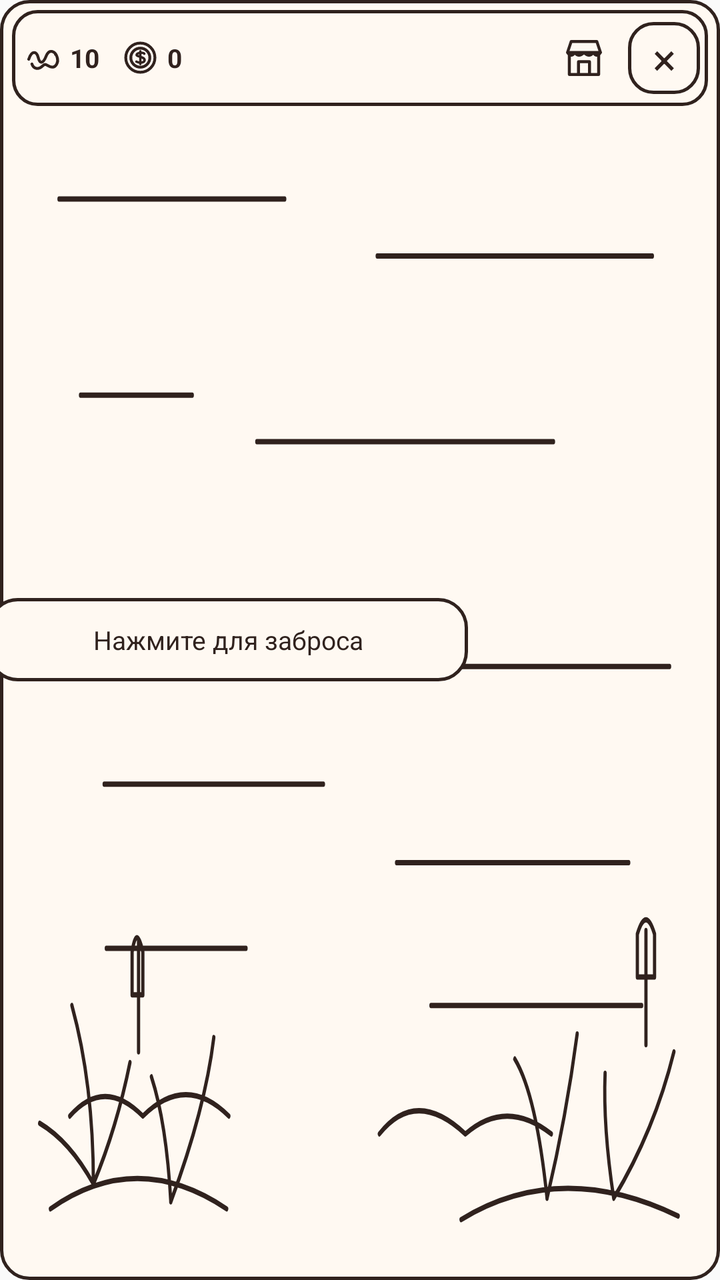
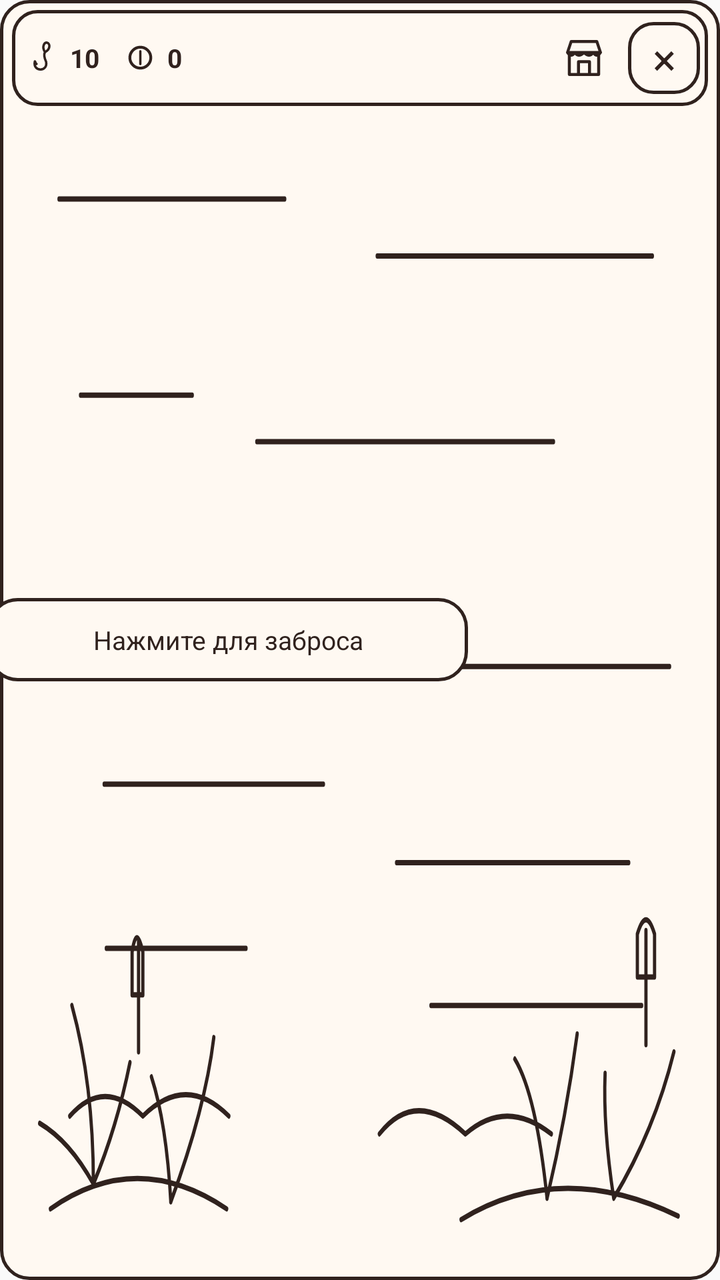

Two renders of the same Android screen: before a commit and after it. Below are the layout's source before the change and the commit's diff.
<!-- AndroidManifest.xml: application theme android:Theme.Material.Light.NoActionBar -->
<!-- res/layout/view_chteico_fishing.xml -->
<?xml version="1.0" encoding="utf-8"?>
<FrameLayout xmlns:android="http://schemas.android.com/apk/res/android"
 android:id="@+id/fishing_root" android:layout_width="match_parent" android:layout_height="match_parent"
 android:background="@drawable/bg_fishing_stage" android:clipChildren="false" android:clipToPadding="false">
 
 <ImageView android:id="@+id/fishing_pond" android:layout_width="match_parent" android:layout_height="match_parent"
  android:layout_marginLeft="8dp" android:layout_marginRight="8dp" android:layout_marginTop="62dp" android:layout_marginBottom="7dp"
  android:scaleType="fitXY" android:src="@drawable/ic_fishing_pond" android:contentDescription="Контурный водоём"/>
 <LinearLayout android:id="@+id/fishing_toolbar" android:layout_width="match_parent" android:layout_height="48dp"
  android:layout_gravity="top" android:layout_marginLeft="6dp" android:layout_marginRight="6dp"
  android:layout_marginTop="5dp" android:gravity="center_vertical" android:paddingLeft="6dp" android:paddingRight="4dp"
  android:orientation="horizontal" android:background="@drawable/bg_fishing_outline">
  <ImageView android:id="@+id/fishing_bait_icon" android:layout_width="19dp" android:layout_height="19dp"
   android:src="@drawable/ic_fishing_bait_counter" android:contentDescription="Наживки"/>
  <TextView android:id="@+id/fishing_hud" android:layout_width="wrap_content" android:layout_height="match_parent"
   android:layout_marginLeft="4dp" android:gravity="center_vertical" android:textSize="13sp" android:textStyle="bold"
   android:textColor="#30221E" android:text="10" android:contentDescription="Количество наживок"/>
  <ImageView android:id="@+id/fishing_gold_icon" android:layout_width="19dp" android:layout_height="19dp"
   android:layout_marginLeft="11dp" android:src="@drawable/ic_fishing_gold_counter" android:contentDescription="Золото"/>
  <TextView android:id="@+id/fishing_gold_count" android:layout_width="wrap_content" android:layout_height="match_parent"
   android:layout_marginLeft="4dp" android:gravity="center_vertical" android:textSize="13sp" android:textStyle="bold"
   android:textColor="#30221E" android:text="0" android:contentDescription="Количество золота"/>
  <View android:layout_width="0dp" android:layout_height="1dp" android:layout_weight="1"/>
  <ImageView android:id="@+id/fishing_shop" android:layout_width="36dp" android:layout_height="36dp"
   android:layout_marginRight="4dp" android:padding="7dp" android:src="@drawable/ic_fishing_shop"
   android:contentDescription="Магазин рыбалки"/>
  <TextView android:id="@+id/fishing_close" android:layout_width="36dp" android:layout_height="36dp"
   android:gravity="center" android:background="@drawable/bg_fishing_outline"
   android:text="×" android:textColor="#30221E" android:textSize="22sp" android:contentDescription="Закрыть рыбалку"/>
 </LinearLayout>
 
 <FrameLayout android:id="@+id/fishing_cast_meter" android:layout_width="34dp" android:layout_height="220dp"
  android:layout_gravity="top|right" android:layout_marginTop="77dp" android:layout_marginRight="14dp"
  android:background="@drawable/bg_fishing_track" android:visibility="gone">
  <ImageView android:id="@+id/fishing_cast_optimum" android:layout_width="match_parent" android:layout_height="24dp"
   android:src="@drawable/bg_fishing_accent" android:contentDescription="Зона идеального заброса 80 процентов"/>
  <ImageView android:id="@+id/fishing_cast_indicator" android:layout_width="match_parent" android:layout_height="5dp"
   android:src="@drawable/bg_fishing_marker" android:contentDescription="Бегущий индикатор заброса"/>
 </FrameLayout>
 <TextView android:id="@+id/fishing_cast_feedback" android:layout_width="wrap_content" android:layout_height="wrap_content"
  android:layout_gravity="center_horizontal|top" android:layout_marginTop="86dp"
  android:textSize="20sp" android:textStyle="bold" android:visibility="gone" android:text="Супер!"/>
 <ImageView android:id="@+id/fishing_bobber" android:layout_width="36dp" android:layout_height="48dp"
  android:src="@drawable/ic_fishing_bobber" android:contentDescription="Поплавок" android:visibility="gone"/>
 <ImageView android:id="@+id/fishing_wave_1" android:layout_width="72dp" android:layout_height="72dp"
  android:src="@drawable/ic_fishing_ripple" android:visibility="gone" android:contentDescription="Контурные волны"/>
 <ImageView android:id="@+id/fishing_wave_2" android:layout_width="72dp" android:layout_height="72dp"
  android:src="@drawable/ic_fishing_ripple" android:visibility="gone"/>
 <ImageView android:id="@+id/fishing_bite_ring" android:layout_width="76dp" android:layout_height="76dp"
  android:visibility="gone" android:contentDescription="Убывающий круг времени поклёвки"/>
 <TextView android:id="@+id/fishing_bite_message" android:layout_width="match_parent" android:layout_height="wrap_content"
  android:layout_gravity="top|center_horizontal" android:layout_marginTop="71dp"
  android:gravity="center" android:textSize="17sp" android:textStyle="bold" android:text="Рыба клюнула!"
  android:visibility="gone"/>
 
 <FrameLayout android:id="@+id/fishing_catch_panel" android:layout_width="120dp" android:layout_height="match_parent"
  android:layout_gravity="right|center_vertical" android:layout_marginTop="62dp" android:layout_marginBottom="7dp"
  android:layout_marginRight="6dp" android:background="@drawable/bg_fishing_stage" android:visibility="gone">
  
  <FrameLayout android:id="@+id/fishing_catch_progress" android:layout_width="13dp" android:layout_height="match_parent"
   android:layout_gravity="left|center_vertical" android:layout_marginTop="8dp" android:layout_marginBottom="8dp"
   android:layout_marginLeft="8dp" android:padding="2dp" android:background="@drawable/bg_fishing_track"
   android:contentDescription="Вертикальный прогресс поимки">
   <View android:id="@+id/fishing_catch_progress_fill" android:layout_width="match_parent" android:layout_height="0dp"
    android:layout_gravity="bottom" android:background="@drawable/bg_fishing_accent"/>
  </FrameLayout>
  <FrameLayout android:id="@+id/fishing_track" android:layout_width="76dp" android:layout_height="match_parent"
   android:layout_gravity="right|center_vertical" android:layout_marginTop="8dp" android:layout_marginBottom="8dp"
   android:layout_marginRight="8dp" android:background="@drawable/bg_fishing_track" android:clipChildren="false">
   <ImageView android:id="@+id/fishing_zone" android:layout_width="match_parent" android:layout_height="72dp"
    android:src="@drawable/bg_fishing_accent" android:contentDescription="Акцентная зона поимки"/>
   <ImageView android:id="@+id/fishing_fish" android:layout_width="42dp" android:layout_height="48dp"
    android:layout_gravity="left|top" android:layout_marginLeft="17dp"
    android:src="@drawable/ic_fishing_catch_silhouette" android:contentDescription="Тёмный силуэт улова"/>
   <ImageView android:id="@+id/fishing_catch_shimmer" android:layout_width="62dp" android:layout_height="62dp"
    android:src="@drawable/ic_fishing_sparkles" android:visibility="gone" android:contentDescription="Мерцающий шлейф"/>
   <ImageView android:id="@+id/fishing_catch_shimmer_trail" android:layout_width="62dp" android:layout_height="62dp"
    android:src="@drawable/ic_fishing_sparkles" android:visibility="gone"/>
  </FrameLayout>
 </FrameLayout>
 <LinearLayout android:id="@+id/fishing_result_panel" android:orientation="vertical"
  android:layout_width="match_parent" android:layout_height="match_parent"
  android:layout_gravity="center" android:gravity="center" android:padding="14dp"
  android:background="@drawable/bg_fishing_stage" android:visibility="gone">
  <TextView android:id="@+id/fishing_result_title" android:layout_width="wrap_content" android:layout_height="wrap_content"
   android:text="Рыба поймана!" android:textStyle="bold" android:textSize="19sp" android:textColor="#30221E"/>
  <FrameLayout android:layout_width="match_parent" android:layout_height="136dp">
   <ImageView android:id="@+id/fishing_result_fish" android:layout_width="120dp" android:layout_height="76dp"
    android:layout_gravity="center" android:scaleType="fitCenter" android:src="@drawable/ic_fishing_fish_rare"
    android:contentDescription="Горизонтальная рыба, размер по массе"/>
   <ImageView android:id="@+id/fishing_result_shimmer" android:layout_width="160dp" android:layout_height="125dp"
    android:layout_gravity="center" android:src="@drawable/ic_fishing_sparkles"
    android:visibility="gone" android:contentDescription="Мерцающие блёстки вокруг улова"/>
   <ImageView android:id="@+id/fishing_result_shimmer_trail" android:layout_width="160dp" android:layout_height="125dp"
    android:layout_gravity="center" android:src="@drawable/ic_fishing_sparkles" android:visibility="gone"/>
  </FrameLayout>
  <TextView android:id="@+id/fishing_result_rarity" android:layout_width="wrap_content" android:layout_height="wrap_content"
   android:text="Редкая" android:textStyle="bold" android:textSize="17sp"/>
  <TextView android:id="@+id/fishing_result_mass" android:layout_width="wrap_content" android:layout_height="wrap_content"
   android:layout_marginTop="5dp" android:text="Масса" android:textSize="16sp" android:textColor="#30221E"/>
  <TextView android:id="@+id/fishing_result_rewards" android:layout_width="wrap_content" android:layout_height="wrap_content"
   android:layout_marginTop="5dp" android:text="XP · золото" android:textSize="15sp" android:textStyle="bold" android:textColor="#30221E"/>
  <TextView android:id="@+id/fishing_result_continue" android:layout_width="match_parent" android:layout_height="48dp"
   android:layout_marginTop="16dp" android:layout_marginLeft="30dp" android:layout_marginRight="30dp"
   android:gravity="center" android:clickable="true" android:focusable="true"
   android:background="@drawable/bg_fishing_outline" android:text="Продолжить"
   android:textColor="#30221E" android:textStyle="bold" android:textSize="16sp"/>
 </LinearLayout>
 <TextView android:id="@+id/fishing_status" android:layout_width="240dp" android:layout_height="wrap_content"
  android:layout_gravity="center" android:layout_marginRight="66dp" android:padding="12dp"
  android:gravity="center" android:maxLines="4" android:background="@drawable/bg_fishing_stage"
  android:text="Нажмите для заброса" android:textSize="13sp" android:textColor="#30221E"/>
</FrameLayout>
<!-- resources referenced by this layout -->
<resources>
  <!-- drawable bg_fishing_accent (drawable) -->
  <?xml version="1.0" encoding="utf-8"?>
  <shape xmlns:android="http://schemas.android.com/apk/res/android" android:shape="rectangle">
   <solid android:color="#16A34A"/><corners android:radius="5dp"/>
  </shape>
  <!-- drawable bg_fishing_marker (drawable) -->
  <?xml version="1.0" encoding="utf-8"?>
  <shape xmlns:android="http://schemas.android.com/apk/res/android" android:shape="rectangle">
   <solid android:color="#16A34A"/><corners android:radius="2dp"/>
  </shape>
  <!-- drawable bg_fishing_outline (drawable) -->
  <?xml version="1.0" encoding="utf-8"?>
  <shape xmlns:android="http://schemas.android.com/apk/res/android" android:shape="rectangle">
   <solid android:color="@android:color/transparent"/><stroke android:width="1.5dp" android:color="#30221E"/><corners android:radius="12dp"/>
  </shape>
  <!-- drawable bg_fishing_stage (drawable) -->
  <?xml version="1.0" encoding="utf-8"?>
  <shape xmlns:android="http://schemas.android.com/apk/res/android" android:shape="rectangle">
   <solid android:color="#FFF9F2"/><stroke android:width="1.5dp" android:color="#30221E"/>
   <corners android:radius="14dp"/>
  </shape>
  <!-- drawable bg_fishing_track (drawable) -->
  <?xml version="1.0" encoding="utf-8"?>
  <shape xmlns:android="http://schemas.android.com/apk/res/android" android:shape="rectangle">
   <solid android:color="#22FFFFFF"/><stroke android:width="1.5dp" android:color="#30221E"/><corners android:radius="10dp"/>
  </shape>
  <!-- drawable ic_fishing_bait_counter (drawable) -->
  <?xml version="1.0" encoding="utf-8"?>
  <vector xmlns:android="http://schemas.android.com/apk/res/android" android:width="24dp" android:height="24dp"
   android:viewportWidth="24" android:viewportHeight="24">
   <path android:fillColor="@android:color/transparent" android:strokeColor="#30221E" android:strokeWidth="1.8"
    android:strokeLineCap="round" android:strokeLineJoin="round"
    android:pathData="M3,13 C5,7 8,8 9,12 C10,16 12,16 14,11 C16,6 20,8 21,12 C22,15 20,18 18,18 C15,18 14,15 12,17 C9,20 6,19 5,16"/>
   <path android:fillColor="#30221E" android:pathData="M19,10 A0.8,0.8 0,1 0,20.6 10 A0.8,0.8 0,1 0,19 10"/>
  </vector>
  <!-- drawable ic_fishing_gold_counter (drawable) -->
  <?xml version="1.0" encoding="utf-8"?>
  <vector xmlns:android="http://schemas.android.com/apk/res/android" android:width="24dp" android:height="24dp"
   android:viewportWidth="24" android:viewportHeight="24">
   <path android:fillColor="@android:color/transparent" android:strokeColor="#30221E" android:strokeWidth="1.8"
    android:pathData="M12,2.8 A9.2,9.2 0,1 0,12 21.2 A9.2,9.2 0,1 0,12 2.8 M12,6 A6,6 0,1 0,12 18 A6,6 0,1 0,12 6"/>
   <path android:fillColor="@android:color/transparent" android:strokeColor="#30221E" android:strokeWidth="1.5"
    android:strokeLineCap="round" android:strokeLineJoin="round"
    android:pathData="M12,8 L12,16 M14.5,9.5 C14,8.7 10.2,8.7 9.7,10 C9,11.5 15,11.2 14.7,13.7 C14.4,15.5 11.2,15.4 9.5,14.5"/>
  </vector>
  <!-- drawable ic_fishing_ripple (drawable) -->
  <?xml version="1.0" encoding="utf-8"?>
  <vector xmlns:android="http://schemas.android.com/apk/res/android"
   android:width="72dp" android:height="72dp" android:viewportWidth="72" android:viewportHeight="72">
   <path android:fillColor="@android:color/transparent" android:strokeColor="#30221E" android:strokeWidth="1.4"
    android:pathData="M36,23 A13,13 0,1 1,35.99 23 M36,12 A24,24 0,1 1,35.99 12"/>
  </vector>
  <!-- drawable ic_fishing_shop (drawable) -->
  <?xml version="1.0" encoding="utf-8"?>
  <vector xmlns:android="http://schemas.android.com/apk/res/android" android:width="24dp" android:height="24dp"
   android:viewportWidth="24" android:viewportHeight="24">
   <path android:fillColor="@android:color/transparent" android:strokeColor="#30221E" android:strokeWidth="1.6"
    android:strokeLineJoin="round" android:strokeLineCap="round"
    android:pathData="M4,9 L4,21 L20,21 L20,9 M3,9 L5,3 L19,3 L21,9 Z M3,9 Q5,12 7,9 Q9,12 12,9 Q15,12 17,9 Q19,12 21,9 M9,21 L9,14 L15,14 L15,21"/>
  </vector>
  <!-- unchanged entries left out for length: 5 -->
</resources>

<!-- the commit's change to res/layout/view_chteico_fishing.xml (unified diff, before → after) -->
@@ -53,9 +53,11 @@
   android:gravity="center" android:textSize="17sp" android:textStyle="bold" android:text="Рыба клюнула!"
   android:visibility="gone"/>
  
- <FrameLayout android:id="@+id/fishing_catch_panel" android:layout_width="120dp" android:layout_height="match_parent"
-  android:layout_gravity="right|center_vertical" android:layout_marginTop="62dp" android:layout_marginBottom="7dp"
-  android:layout_marginRight="6dp" android:background="@drawable/bg_fishing_stage" android:visibility="gone">
+ <FrameLayout android:id="@+id/fishing_catch_viewport" android:layout_width="112dp" android:layout_height="match_parent"
+  android:layout_gravity="top|right" android:layout_marginTop="62dp" android:layout_marginBottom="7dp"
+  android:layout_marginRight="8dp" android:clipChildren="true" android:clipToPadding="true">
+ <FrameLayout android:id="@+id/fishing_catch_panel" android:layout_width="match_parent" android:layout_height="match_parent"
+  android:layout_gravity="fill" android:background="@drawable/bg_fishing_stage" android:visibility="gone">
   
   <FrameLayout android:id="@+id/fishing_catch_progress" android:layout_width="13dp" android:layout_height="match_parent"
    android:layout_gravity="left|center_vertical" android:layout_marginTop="8dp" android:layout_marginBottom="8dp"
@@ -64,19 +66,20 @@
    <View android:id="@+id/fishing_catch_progress_fill" android:layout_width="match_parent" android:layout_height="0dp"
     android:layout_gravity="bottom" android:background="@drawable/bg_fishing_accent"/>
   </FrameLayout>
-  <FrameLayout android:id="@+id/fishing_track" android:layout_width="76dp" android:layout_height="match_parent"
+  <FrameLayout android:id="@+id/fishing_track" android:layout_width="68dp" android:layout_height="match_parent"
    android:layout_gravity="right|center_vertical" android:layout_marginTop="8dp" android:layout_marginBottom="8dp"
    android:layout_marginRight="8dp" android:background="@drawable/bg_fishing_track" android:clipChildren="false">
    <ImageView android:id="@+id/fishing_zone" android:layout_width="match_parent" android:layout_height="72dp"
     android:src="@drawable/bg_fishing_accent" android:contentDescription="Акцентная зона поимки"/>
    <ImageView android:id="@+id/fishing_fish" android:layout_width="42dp" android:layout_height="48dp"
-    android:layout_gravity="left|top" android:layout_marginLeft="17dp"
+    android:layout_gravity="left|top" android:layout_marginLeft="13dp"
     android:src="@drawable/ic_fishing_catch_silhouette" android:contentDescription="Тёмный силуэт улова"/>
    <ImageView android:id="@+id/fishing_catch_shimmer" android:layout_width="62dp" android:layout_height="62dp"
     android:src="@drawable/ic_fishing_sparkles" android:visibility="gone" android:contentDescription="Мерцающий шлейф"/>
    <ImageView android:id="@+id/fishing_catch_shimmer_trail" android:layout_width="62dp" android:layout_height="62dp"
     android:src="@drawable/ic_fishing_sparkles" android:visibility="gone"/>
   </FrameLayout>
+ </FrameLayout>
  </FrameLayout>
  <LinearLayout android:id="@+id/fishing_result_panel" android:orientation="vertical"
   android:layout_width="match_parent" android:layout_height="match_parent"
<!-- resource entries referenced after the edit -->
@@ -27,23 +27,15 @@
    <solid android:color="#22FFFFFF"/><stroke android:width="1.5dp" android:color="#30221E"/><corners android:radius="10dp"/>
   </shape>
   <!-- drawable ic_fishing_bait_counter (drawable) -->
-  <?xml version="1.0" encoding="utf-8"?>
-  <vector xmlns:android="http://schemas.android.com/apk/res/android" android:width="24dp" android:height="24dp"
-   android:viewportWidth="24" android:viewportHeight="24">
-   <path android:fillColor="@android:color/transparent" android:strokeColor="#30221E" android:strokeWidth="1.8"
-    android:strokeLineCap="round" android:strokeLineJoin="round"
-    android:pathData="M3,13 C5,7 8,8 9,12 C10,16 12,16 14,11 C16,6 20,8 21,12 C22,15 20,18 18,18 C15,18 14,15 12,17 C9,20 6,19 5,16"/>
-   <path android:fillColor="#30221E" android:pathData="M19,10 A0.8,0.8 0,1 0,20.6 10 A0.8,0.8 0,1 0,19 10"/>
-  </vector>
+  <?xml version='1.0' encoding='UTF-8'?>
+  <vector xmlns:android="http://schemas.android.com/apk/res/android" android:width="24dp" android:height="24dp" android:viewportWidth="24" android:viewportHeight="24">
+   <path android:fillColor="@android:color/transparent" android:strokeColor="#30221E" android:strokeWidth="1.5" android:strokeLineCap="round" android:strokeLineJoin="round" android:pathData="M 13.23771 8.5193 C 17.27055 6.28113 16.18055 2.85698 14.54704 2.52155 C 13.00942 2.2058 10.95841 4.79228 13.23771 8.5193 Q 12.11171 10.47544 13.97914 14.7015 C 15.1182 21.26255 5.30997 20.95618 6.84393 14.42075 C 6.96823 13.89117 7.60759 16.55758 7.8927 15.94654"/>
+   </vector>
   <!-- drawable ic_fishing_gold_counter (drawable) -->
-  <?xml version="1.0" encoding="utf-8"?>
-  <vector xmlns:android="http://schemas.android.com/apk/res/android" android:width="24dp" android:height="24dp"
-   android:viewportWidth="24" android:viewportHeight="24">
-   <path android:fillColor="@android:color/transparent" android:strokeColor="#30221E" android:strokeWidth="1.8"
-    android:pathData="M12,2.8 A9.2,9.2 0,1 0,12 21.2 A9.2,9.2 0,1 0,12 2.8 M12,6 A6,6 0,1 0,12 18 A6,6 0,1 0,12 6"/>
-   <path android:fillColor="@android:color/transparent" android:strokeColor="#30221E" android:strokeWidth="1.5"
-    android:strokeLineCap="round" android:strokeLineJoin="round"
-    android:pathData="M12,8 L12,16 M14.5,9.5 C14,8.7 10.2,8.7 9.7,10 C9,11.5 15,11.2 14.7,13.7 C14.4,15.5 11.2,15.4 9.5,14.5"/>
+  <?xml version='1.0' encoding='UTF-8'?>
+  <vector xmlns:android="http://schemas.android.com/apk/res/android" android:width="24dp" android:height="24dp" android:viewportWidth="24" android:viewportHeight="24">
+   <path android:fillColor="@android:color/transparent" android:strokeColor="#30221E" android:strokeWidth="1.8" android:pathData="M 12 5.38559 A 6 6 0 1 0 12 18.61441 A 6 6 0 1 0 12 5.38559"/>
+   <path android:fillColor="@android:color/transparent" android:strokeColor="#30221E" android:strokeWidth="1.5" android:strokeLineCap="round" android:strokeLineJoin="round" android:pathData="M 12 8 L 12 16 M 12 9.28808"/>
   </vector>
   <!-- drawable ic_fishing_ripple (drawable) -->
   <?xml version="1.0" encoding="utf-8"?>
